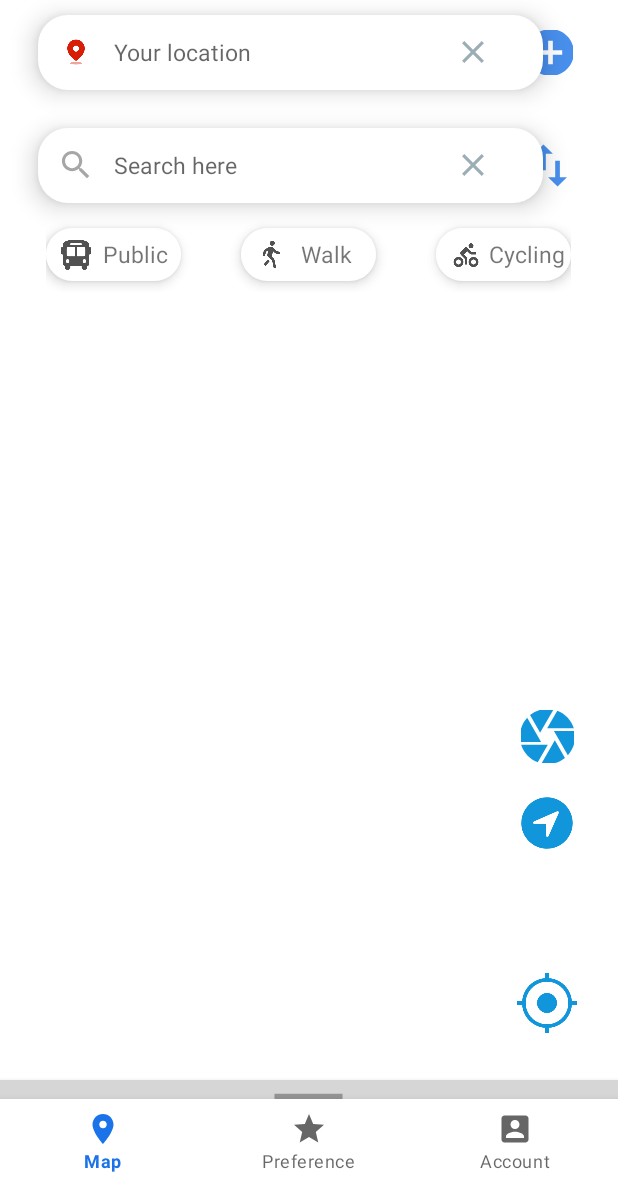
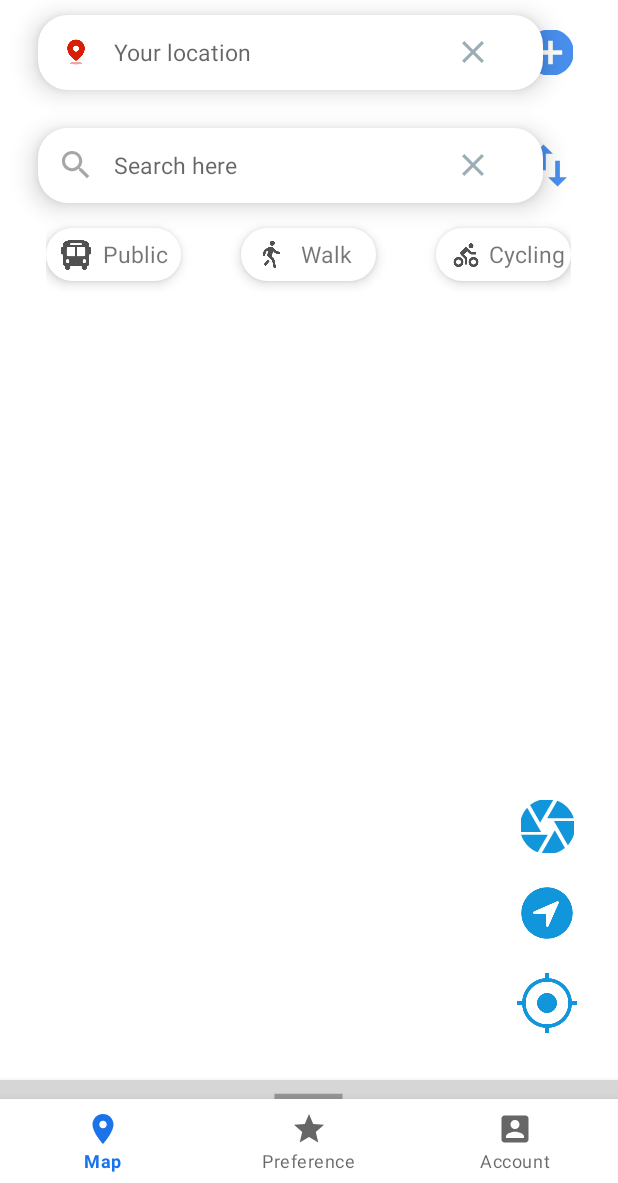
Before and after one commit to Kirito-JZP/ArWayfinding, an Android app: the screen it shows after launch (MainActivity), on a phone screen of 412 x 824 dp, the part 53-1236 px from its top. Run offline under Robolectric (Android 15) with nearby library versions, the light colour scheme and no system bars; our stand-ins replace navigation-ui; 1 statement that could not run was skipped.

Commit message:
2022/5/11 13:04 MapUI

```diff
--- a/app/src/main/res/layout/fragment_map.xml
+++ b/app/src/main/res/layout/fragment_map.xml
@@ -175,7 +175,7 @@
         android:layout_alignParentRight="true"
         android:layout_alignParentBottom="true"
         android:layout_marginEnd="29dp"
-        android:layout_marginBottom="280dp"
+        android:layout_marginBottom="220dp"
         android:scaleType="centerCrop"
         android:src="@drawable/ic_ar_camera"/>
     <ImageView
@@ -187,7 +187,7 @@
         android:layout_alignParentBottom="true"
         android:layout_marginEnd="27dp"
         android:layout_marginRight="30dp"
-        android:layout_marginBottom="220dp"
+        android:layout_marginBottom="160dp"
         android:scaleType="centerCrop"
         android:src="@drawable/ic_navigate" />
 
```
